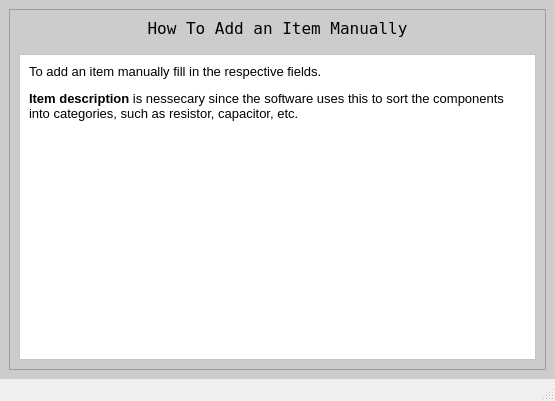
Qt form Program_Files/UI_Files/how_to_use_add_manually.ui (Thomas1B/Electronics-Inventory-Program) before a commit.
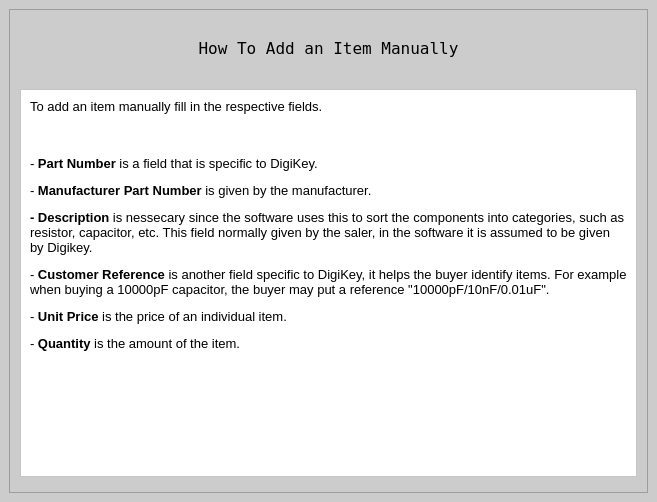
The same form after that commit. Icons and pictures are not drawn.

```diff
--- a/Program_Files/UI_Files/how_to_use_add_manually.ui
+++ b/Program_Files/UI_Files/how_to_use_add_manually.ui
@@ -6,8 +6,8 @@
    <rect>
     <x>0</x>
     <y>0</y>
-    <width>555</width>
-    <height>401</height>
+    <width>657</width>
+    <height>502</height>
    </rect>
   </property>
   <property name="windowTitle">
@@ -31,6 +31,31 @@
        <enum>QFrame::Raised</enum>
       </property>
       <layout class="QVBoxLayout" name="verticalLayout">
+       <property name="leftMargin">
+        <number>10</number>
+       </property>
+       <property name="rightMargin">
+        <number>10</number>
+       </property>
+       <property name="bottomMargin">
+        <number>15</number>
+       </property>
+       <item>
+        <spacer name="verticalSpacer_2">
+         <property name="orientation">
+          <enum>Qt::Vertical</enum>
+         </property>
+         <property name="sizeType">
+          <enum>QSizePolicy::Fixed</enum>
+         </property>
+         <property name="sizeHint" stdset="0">
+          <size>
+           <width>20</width>
+           <height>20</height>
+          </size>
+         </property>
+        </spacer>
+       </item>
        <item>
         <widget class="QLabel" name="label">
          <property name="maximumSize">
@@ -64,7 +89,7 @@
          <property name="sizeHint" stdset="0">
           <size>
            <width>20</width>
-           <height>10</height>
+           <height>25</height>
           </size>
          </property>
         </spacer>
@@ -82,8 +107,8 @@
            <rect>
             <x>0</x>
             <y>0</y>
-            <width>515</width>
-            <height>282</height>
+            <width>598</width>
+            <height>370</height>
            </rect>
           </property>
           <layout class="QVBoxLayout" name="verticalLayout_3">
@@ -96,7 +121,7 @@
               </font>
              </property>
              <property name="text">
-              <string>&lt;html&gt;&lt;head/&gt;&lt;body&gt;&lt;p&gt;To add an item manually fill in the respective fields.&lt;/p&gt;&lt;p&gt;&lt;span style=&quot; font-weight:600;&quot;&gt;Item description&lt;/span&gt; is nessecary since the software uses this to sort the components into categories, such as resistor, capacitor, etc.&lt;/p&gt;&lt;/body&gt;&lt;/html&gt;</string>
+              <string>&lt;html&gt;&lt;head/&gt;&lt;body&gt;&lt;p&gt;To add an item manually fill in the respective fields. &lt;/p&gt;&lt;p&gt;&lt;br/&gt;&lt;br/&gt;- &lt;span style=&quot; font-weight:600;&quot;&gt;Part Number &lt;/span&gt;is a field that is specific to DigiKey.&lt;/p&gt;&lt;p&gt;- &lt;span style=&quot; font-weight:600;&quot;&gt;Manufacturer Part Number &lt;/span&gt;is given by the manufacturer.&lt;/p&gt;&lt;p&gt;&lt;span style=&quot; font-weight:600;&quot;&gt;- Description&lt;/span&gt; is nessecary since the software uses this to sort the components into categories, such as resistor, capacitor, etc. This field normally given by the saler, in the software it is assumed to be given by Digikey.&lt;/p&gt;&lt;p&gt;- &lt;span style=&quot; font-weight:600;&quot;&gt;Customer Reference &lt;/span&gt;is another field specific to DigiKey, it helps the buyer identify items. For example when buying a 10000pF capacitor, the buyer may put a reference &amp;quot;10000pF/10nF/0.01uF&amp;quot;.&lt;/p&gt;&lt;p&gt;- &lt;span style=&quot; font-weight:600;&quot;&gt;Unit Price &lt;/span&gt;is the price of an individual item.&lt;/p&gt;&lt;p&gt;- &lt;span style=&quot; font-weight:600;&quot;&gt;Quantity &lt;/span&gt;is the amount of the item.&lt;/p&gt;&lt;p&gt;&lt;br/&gt;&lt;/p&gt;&lt;p&gt;&lt;br/&gt;&lt;/p&gt;&lt;/body&gt;&lt;/html&gt;</string>
              </property>
              <property name="alignment">
               <set>Qt::AlignLeading|Qt::AlignLeft|Qt::AlignTop</set>
@@ -125,7 +150,6 @@
     </rect>
    </property>
   </widget>
-  <widget class="QStatusBar" name="statusbar"/>
  </widget>
  <resources/>
  <connections/>
```
Left out of the diff: 2 changed lines with no effect on the pictures.
